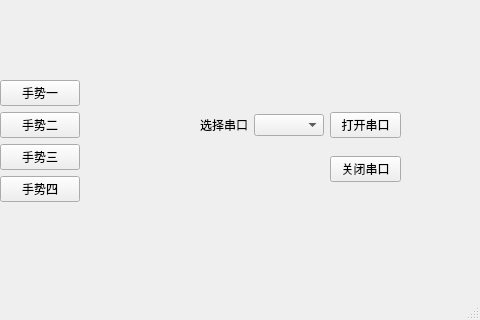
First picture: the form in mainwindow.ui, repository ttttwwww/mechanical-hand, before the edit; both pictures show x 320 to 800 and y 280 to 600 of the 800 by 600 pixel window.
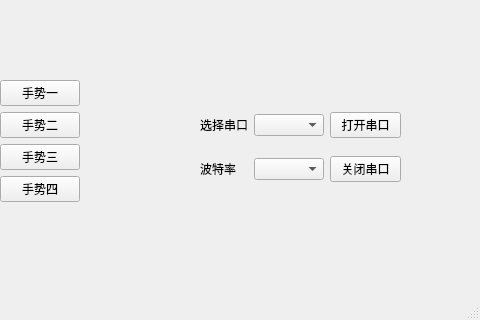
Second picture: the form after the edit.

Commit message: 完善了窗口，加上了波特率和串口萱蕚 写了几个槽函数和信号的关系，有待完善

Patch:
```diff
--- a/mainwindow.ui
+++ b/mainwindow.ui
@@ -207,6 +207,16 @@
        </property>
       </widget>
      </item>
+     <item row="3" column="0">
+      <widget class="QLabel" name="label_4">
+       <property name="text">
+        <string>波特率</string>
+       </property>
+      </widget>
+     </item>
+     <item row="3" column="1">
+      <widget class="QComboBox" name="bps_comboBox"/>
+     </item>
     </layout>
    </widget>
   </widget>
```
Left out of the diff: 2 changed lines with no effect on the pictures. The commit also changes 5 other files.
